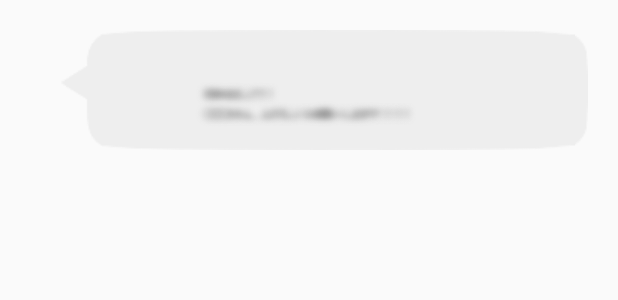
After one commit to tuvy22686/doctor-peppers-android, an Android app: the layout mosaic_layout.xml on its own in the app's theme, with its tools: preview values and no code run, on a phone screen of 412 x 824 dp. The commit adds this screen. Shown: the top 300 px of the screen. Run offline under Robolectric (Android 15) with nearby library versions, the phone set to English and light mode, and no system bars.

Commit message:
2通目以降の女の子からのメッセージをモザイクにする

```diff
--- a/app/src/main/java/com/tuvy/tomosugi/minimalpairs/ChatActivity.kt
+++ b/app/src/main/java/com/tuvy/tomosugi/minimalpairs/ChatActivity.kt
@@ -261,7 +261,7 @@ class ChatActivity : AppCompatActivity() {
                     history()
                 })
             }
-        }, 1000, 1000) // 実行したい間隔(ミリ秒)
+        }, 1000, 5000) // 実行したい間隔(ミリ秒)
     }
 
     override fun onPause() {
--- /dev/null
+++ b/app/src/main/res/layout/mosaic_layout.xml
@@ -0,0 +1,34 @@
+<?xml version="1.0" encoding="utf-8"?>
+<LinearLayout xmlns:android="http://schemas.android.com/apk/res/android"
+    xmlns:app="http://schemas.android.com/apk/res-auto"
+    android:layout_width="match_parent"
+    android:layout_height="wrap_content"
+    android:orientation="horizontal">
+
+    <!--<ImageView-->
+    <!--android:id="@+id/chat_partner_icon"-->
+    <!--android:layout_width="wrap_content"-->
+    <!--android:layout_height="wrap_content" />-->
+
+    <de.hdodenhof.circleimageview.CircleImageView
+        android:id="@+id/chat_partner_icon"
+        android:layout_marginTop="35dp"
+        android:layout_width="40dp"
+        android:layout_height="40dp"
+        android:layout_centerInParent="true"
+        app:civ_border_color="@android:color/darker_gray"
+        app:civ_border_width="2dp" />
+
+        <ImageView
+            android:id="@+id/mosaic_view"
+            android:layout_width="wrap_content"
+            android:layout_height="80dp"
+            android:layout_marginEnd="20dp"
+            android:layout_marginLeft="20dp"
+            android:src="@drawable/mosaic"
+            android:layout_marginRight="20dp"
+            android:layout_marginTop="20dp"
+            android:background="@drawable/hukidasi_left"
+            android:textSize="20sp" />
+
+</LinearLayout>
```
Also changed, not shown: app/src/main/java/com/tuvy/tomosugi/minimalpairs/controller/ChatRecyclerViewAdapter.kt (+46 -27 lines), app/src/main/java/com/tuvy/tomosugi/minimalpairs/view/MosaicViewHolder.kt (added, +16 -0 lines).
